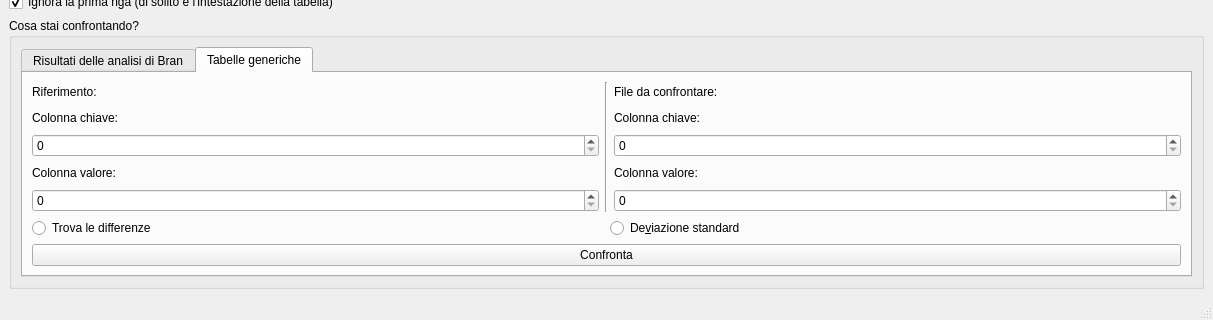
The window that forms/confronto.ui (zorbaproject/Bran) describes before a commit, drawn with Qt 5; both pictures show x 0 to 1213 and y 439 to 759 of the 1213 by 759 pixel window.
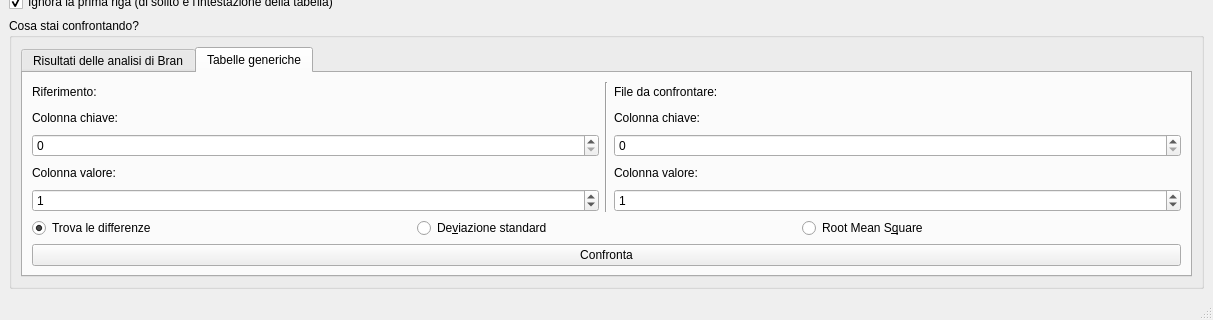
The same window after the commit. The open tabs and pages were chosen to show the change.

Commit message: Confronto file generici abilitato

```diff
--- a/forms/confronto.ui
+++ b/forms/confronto.ui
@@ -219,7 +219,11 @@
                 </widget>
                </item>
                <item>
-                <widget class="QSpinBox" name="spinBox_2"/>
+                <widget class="QSpinBox" name="genRifVal">
+                 <property name="value">
+                  <number>1</number>
+                 </property>
+                </widget>
                </item>
               </layout>
              </item>
@@ -257,7 +261,11 @@
                 </widget>
                </item>
                <item>
-                <widget class="QSpinBox" name="spinBox_4"/>
+                <widget class="QSpinBox" name="genConfVal">
+                 <property name="value">
+                  <number>1</number>
+                 </property>
+                </widget>
                </item>
               </layout>
              </item>
@@ -270,6 +278,9 @@
                <property name="text">
                 <string>Trova le differenze</string>
                </property>
+               <property name="checked">
+                <bool>true</bool>
+               </property>
               </widget>
              </item>
              <item>
@@ -279,6 +290,13 @@
                </property>
               </widget>
              </item>
+             <item>
+              <widget class="QRadioButton" name="gen_rms">
+               <property name="text">
+                <string>Root Mean S&amp;quare</string>
+               </property>
+              </widget>
+             </item>
             </layout>
            </item>
            <item>
```
Left out of the diff: 10 changed lines with no effect on the pictures. The commit also changes 1 other file.
